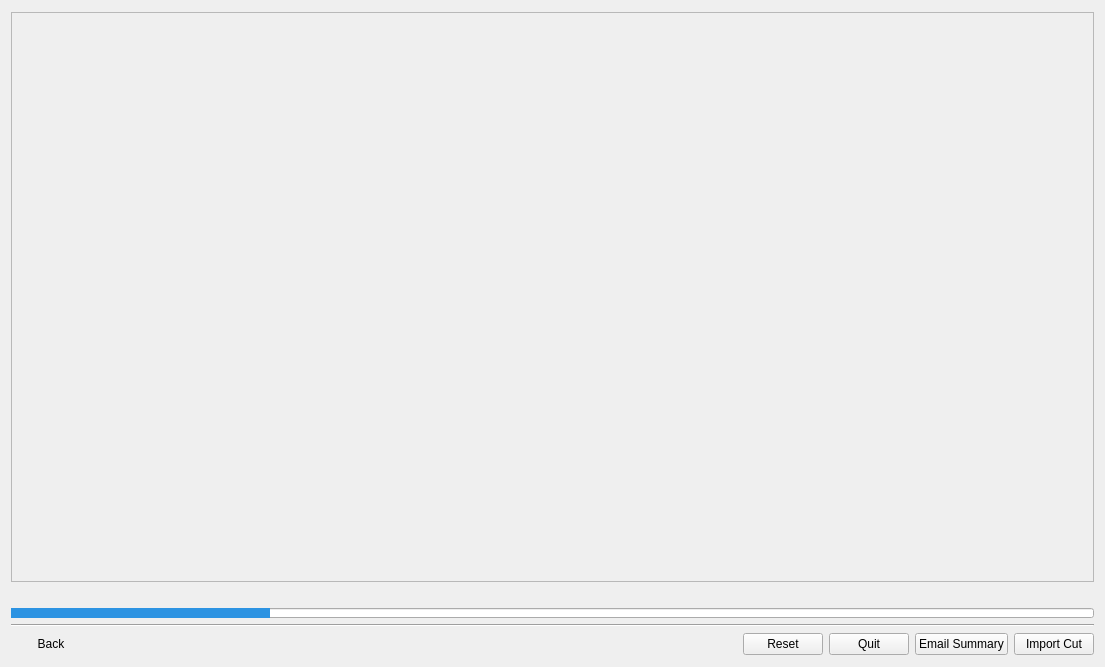
shotgunsoftware/tk-multi-importcut, file resources/dialog.ui: the form before one commit.
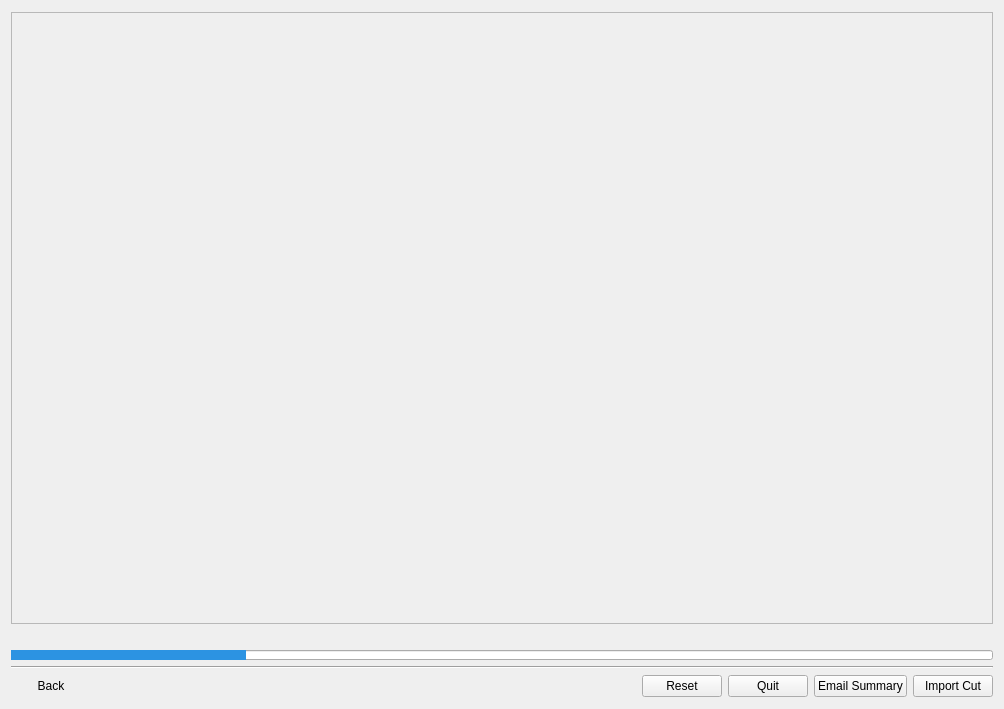
The form after the commit. The open tabs and pages were chosen to show the change. Icons and pictures are not drawn. Custom widgets are drawn as their Qt base class.

Patch:
```diff
--- a/resources/dialog.ui
+++ b/resources/dialog.ui
@@ -6,8 +6,8 @@
    <rect>
     <x>0</x>
     <y>0</y>
-    <width>1105</width>
-    <height>667</height>
+    <width>1004</width>
+    <height>709</height>
    </rect>
   </property>
   <property name="windowTitle">
@@ -61,8 +61,8 @@
            <rect>
             <x>0</x>
             <y>0</y>
-            <width>887</width>
-            <height>535</height>
+            <width>98</width>
+            <height>28</height>
            </rect>
           </property>
           <property name="styleSheet">
```
Left out of the diff: 4 changed lines with no effect on the pictures.
